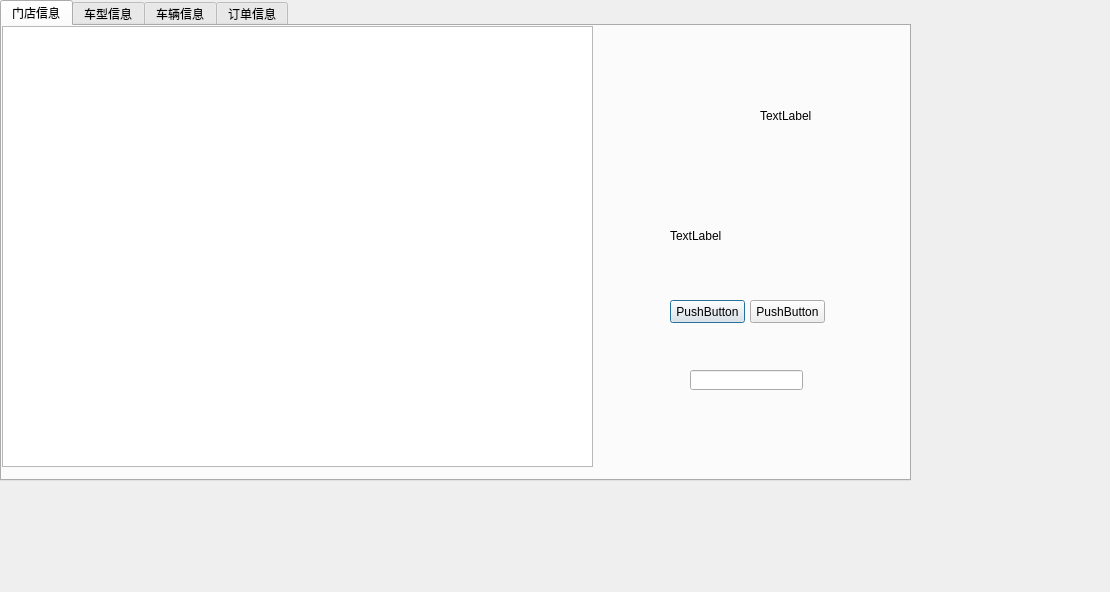
Before: the Qt Designer form admin.ui in TommyLee96/car-rent, drawn with Qt 5.
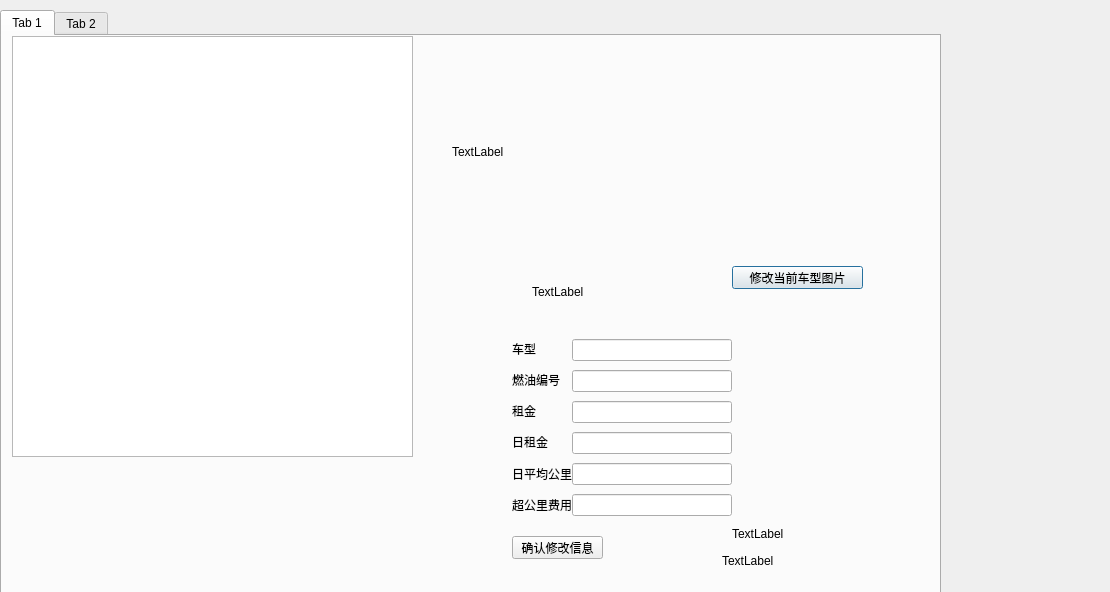
After: the same form once the commit is applied.

The edit to the form file:
```diff
--- a/admin.ui
+++ b/admin.ui
@@ -13,65 +13,13 @@
   <property name="windowTitle">
    <string>Dialog</string>
   </property>
-  <widget class="QPushButton" name="pushButton">
-   <property name="geometry">
-    <rect>
-     <x>670</x>
-     <y>300</y>
-     <width>75</width>
-     <height>23</height>
-    </rect>
-   </property>
-   <property name="text">
-    <string>PushButton</string>
-   </property>
-  </widget>
-  <widget class="QLabel" name="label">
-   <property name="geometry">
-    <rect>
-     <x>760</x>
-     <y>80</y>
-     <width>61</width>
-     <height>71</height>
-    </rect>
-   </property>
-   <property name="text">
-    <string>TextLabel</string>
-   </property>
-  </widget>
-  <widget class="QLabel" name="label_2">
-   <property name="geometry">
-    <rect>
-     <x>670</x>
-     <y>190</y>
-     <width>171</width>
-     <height>91</height>
-    </rect>
-   </property>
-   <property name="text">
-    <string>TextLabel</string>
-   </property>
-  </widget>
-  <widget class="QPushButton" name="pushButton_2">
-   <property name="geometry">
-    <rect>
-     <x>750</x>
-     <y>300</y>
-     <width>75</width>
-     <height>23</height>
-    </rect>
-   </property>
-   <property name="text">
-    <string>PushButton</string>
-   </property>
-  </widget>
   <widget class="QTabWidget" name="tabWidget">
    <property name="geometry">
     <rect>
      <x>0</x>
-     <y>0</y>
-     <width>911</width>
-     <height>481</height>
+     <y>10</y>
+     <width>941</width>
+     <height>641</height>
     </rect>
    </property>
    <property name="currentIndex">
@@ -79,81 +27,187 @@
    </property>
    <widget class="QWidget" name="tab">
     <attribute name="title">
-     <string>门店信息</string>
-    </attribute>
-    <widget class="QTableView" name="tableView">
-     <property name="geometry">
-      <rect>
-       <x>0</x>
-       <y>0</y>
-       <width>591</width>
-       <height>441</height>
-      </rect>
-     </property>
-    </widget>
-   </widget>
-   <widget class="QWidget" name="tab_2">
-    <attribute name="title">
-     <string>车型信息</string>
+     <string>Tab 1</string>
     </attribute>
     <widget class="QTableView" name="tableView_2">
      <property name="geometry">
       <rect>
-       <x>-20</x>
+       <x>10</x>
        <y>0</y>
-       <width>601</width>
-       <height>411</height>
+       <width>401</width>
+       <height>421</height>
       </rect>
      </property>
     </widget>
-   </widget>
-   <widget class="QWidget" name="tab_3">
-    <attribute name="title">
-     <string>车辆信息</string>
-    </attribute>
-    <widget class="QTableView" name="tableView_3">
+    <widget class="QPushButton" name="pushButton">
      <property name="geometry">
       <rect>
-       <x>-10</x>
+       <x>730</x>
+       <y>230</y>
+       <width>131</width>
+       <height>23</height>
+      </rect>
+     </property>
+     <property name="text">
+      <string>修改当前车型图片</string>
+     </property>
+    </widget>
+    <widget class="QLabel" name="label_2">
+     <property name="geometry">
+      <rect>
+       <x>450</x>
        <y>0</y>
-       <width>601</width>
-       <height>381</height>
+       <width>421</width>
+       <height>231</height>
       </rect>
      </property>
+     <property name="text">
+      <string>TextLabel</string>
+     </property>
     </widget>
-   </widget>
-   <widget class="QWidget" name="tab_4">
-    <attribute name="title">
-     <string>订单信息</string>
-    </attribute>
-    <widget class="QTableView" name="tableView_4">
+    <widget class="QWidget" name="gridLayoutWidget">
      <property name="geometry">
       <rect>
-       <x>-5</x>
-       <y>1</y>
-       <width>631</width>
-       <height>441</height>
+       <x>570</x>
+       <y>300</y>
+       <width>160</width>
+       <height>188</height>
       </rect>
      </property>
+     <layout class="QGridLayout" name="gridLayout">
+      <item row="3" column="0">
+       <widget class="QLineEdit" name="lineEdit_3"/>
+      </item>
+      <item row="0" column="0">
+       <widget class="QLineEdit" name="lineEdit"/>
+      </item>
+      <item row="4" column="0">
+       <widget class="QLineEdit" name="lineEdit_4"/>
+      </item>
+      <item row="5" column="0">
+       <widget class="QLineEdit" name="lineEdit_5"/>
+      </item>
+      <item row="1" column="0">
+       <widget class="QLineEdit" name="lineEdit_2"/>
+      </item>
+      <item row="6" column="0">
+       <widget class="QLineEdit" name="lineEdit_6"/>
+      </item>
+     </layout>
     </widget>
+    <widget class="QPushButton" name="pushButton_2">
+     <property name="geometry">
+      <rect>
+       <x>510</x>
+       <y>500</y>
+       <width>91</width>
+       <height>23</height>
+      </rect>
+     </property>
+     <property name="text">
+      <string>确认修改信息</string>
+     </property>
+    </widget>
+    <widget class="QLabel" name="label">
+     <property name="geometry">
+      <rect>
+       <x>530</x>
+       <y>250</y>
+       <width>54</width>
+       <height>12</height>
+      </rect>
+     </property>
+     <property name="text">
+      <string>TextLabel</string>
+     </property>
+    </widget>
+    <widget class="QWidget" name="verticalLayoutWidget">
+     <property name="geometry">
+      <rect>
+       <x>510</x>
+       <y>300</y>
+       <width>61</width>
+       <height>181</height>
+      </rect>
+     </property>
+     <layout class="QVBoxLayout" name="verticalLayout">
+      <item>
+       <widget class="QLabel" name="label_5">
+        <property name="text">
+         <string>车型</string>
+        </property>
+       </widget>
+      </item>
+      <item>
+       <widget class="QLabel" name="label_6">
+        <property name="text">
+         <string>燃油编号</string>
+        </property>
+       </widget>
+      </item>
+      <item>
+       <widget class="QLabel" name="label_7">
+        <property name="text">
+         <string>租金</string>
+        </property>
+       </widget>
+      </item>
+      <item>
+       <widget class="QLabel" name="label_9">
+        <property name="text">
+         <string>日租金</string>
+        </property>
+       </widget>
+      </item>
+      <item>
+       <widget class="QLabel" name="label_10">
+        <property name="text">
+         <string>日平均公里</string>
+        </property>
+       </widget>
+      </item>
+      <item>
+       <widget class="QLabel" name="label_8">
+        <property name="text">
+         <string>超公里费用</string>
+        </property>
+       </widget>
+      </item>
+     </layout>
+    </widget>
+    <widget class="QLabel" name="label_3">
+     <property name="geometry">
+      <rect>
+       <x>730</x>
+       <y>490</y>
+       <width>101</width>
+       <height>16</height>
+      </rect>
+     </property>
+     <property name="text">
+      <string>TextLabel</string>
+     </property>
+    </widget>
+    <widget class="QLabel" name="label_4">
+     <property name="geometry">
+      <rect>
+       <x>720</x>
+       <y>510</y>
+       <width>158</width>
+       <height>30</height>
+      </rect>
+     </property>
+     <property name="text">
+      <string>TextLabel</string>
+     </property>
+    </widget>
    </widget>
+   <widget class="QWidget" name="tab_2">
+    <attribute name="title">
+     <string>Tab 2</string>
+    </attribute>
+   </widget>
   </widget>
-  <widget class="QLineEdit" name="lineEdit">
-   <property name="geometry">
-    <rect>
-     <x>690</x>
-     <y>370</y>
-     <width>113</width>
-     <height>20</height>
-    </rect>
-   </property>
-  </widget>
-  <zorder>tabWidget</zorder>
-  <zorder>pushButton</zorder>
-  <zorder>label</zorder>
-  <zorder>label_2</zorder>
-  <zorder>pushButton_2</zorder>
-  <zorder>lineEdit</zorder>
  </widget>
  <resources/>
  <connections/>
```
